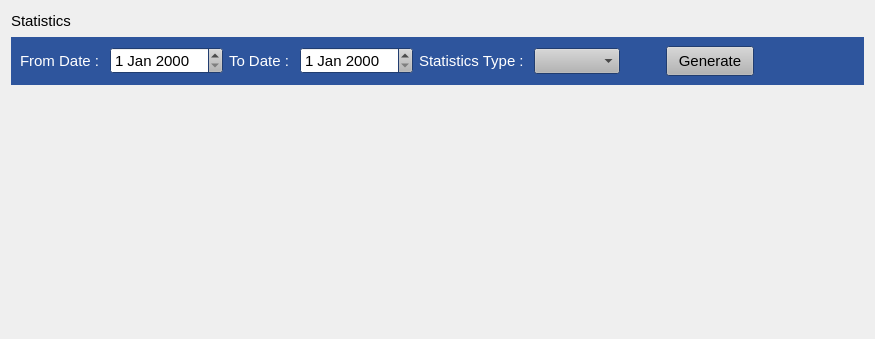
Before: the Qt Designer form estorecpp/generatestatistics.ui in Watti/estorecpp, drawn with Qt 5.
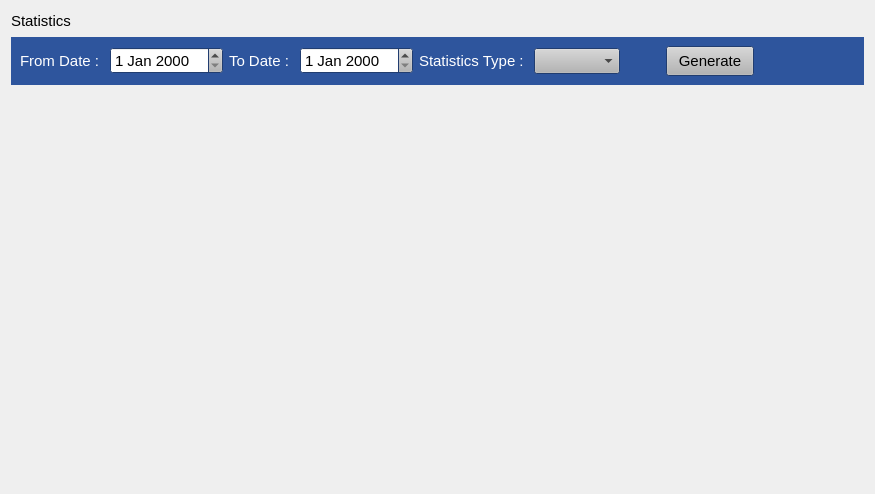
After: the same form once the commit is applied.

```diff
--- a/estorecpp/generatestatistics.ui
+++ b/estorecpp/generatestatistics.ui
@@ -7,7 +7,7 @@
     <x>0</x>
     <y>0</y>
     <width>875</width>
-    <height>339</height>
+    <height>494</height>
    </rect>
   </property>
   <property name="windowTitle">
@@ -702,6 +702,24 @@
        <verstretch>0</verstretch>
       </sizepolicy>
      </property>
+     <widget class="QWidget" name="gridLayoutWidget">
+      <property name="geometry">
+       <rect>
+        <x>10</x>
+        <y>9</y>
+        <width>841</width>
+        <height>381</height>
+       </rect>
+      </property>
+      <layout class="QGridLayout" name="chartGridLayout">
+       <property name="topMargin">
+        <number>1</number>
+       </property>
+       <property name="spacing">
+        <number>3</number>
+       </property>
+      </layout>
+     </widget>
     </widget>
    </item>
   </layout>
```
